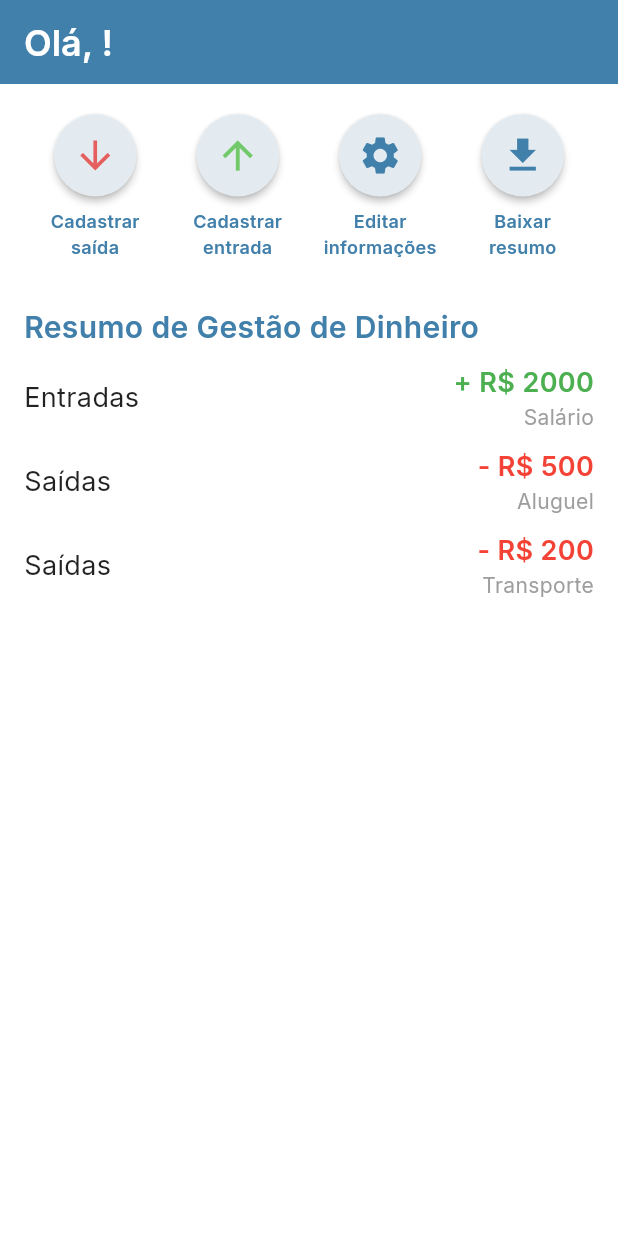
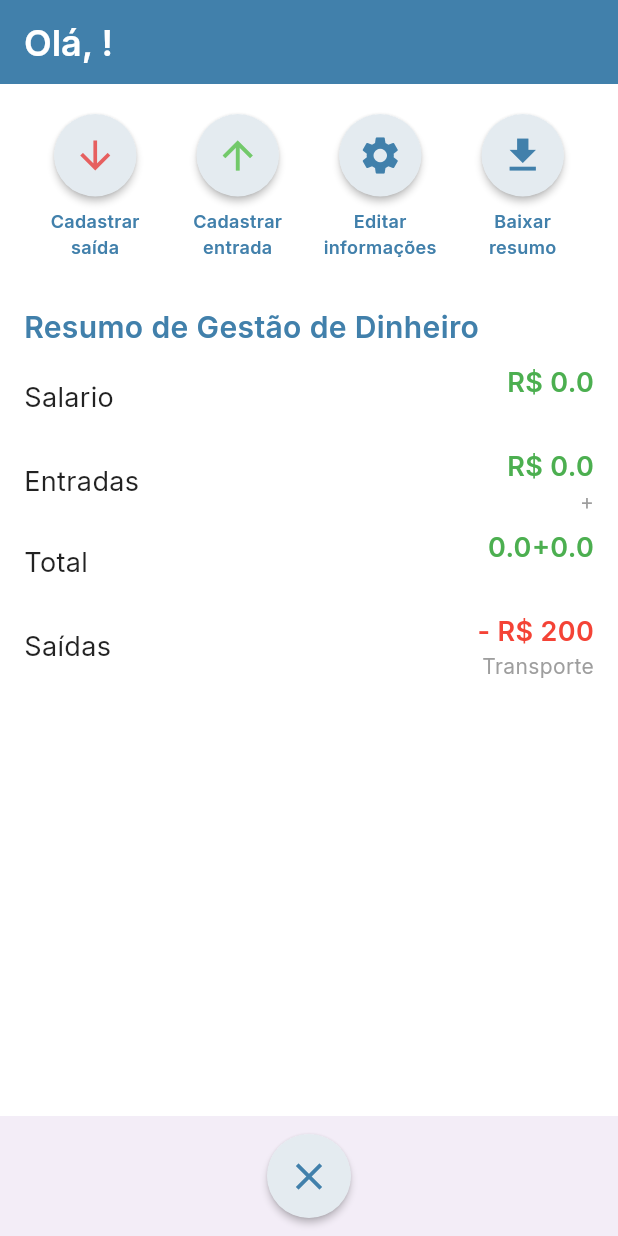
Before and after one commit to fxrnandes/app_cashflow, a Flutter app: the HomeScreen screen opened directly with empty values, on a phone screen of 412 x 824 dp. Run offline on Flutter 3.47's test engine with Material 3 defaults, Android fonts, the phone set to English and light mode, and no system bars; our stand-ins replace google_fonts, shared_preferences; accounts and stored records are empty.

Commit message:
changes in class system and entries

```diff
--- a/lib/screens/home_screen.dart
+++ b/lib/screens/home_screen.dart
@@ -17,20 +17,39 @@ Future<void> limparSharedPreferences() async {
   await prefs.clear(); // Limpa todos os dados do SharedPreferences
 }
 
+
+
 class _HomeScreenState extends State<HomeScreen> {
   String? userName;
-
+  double? salario;
+  double? totalEntries;
   @override
   void initState() {
     super.initState();
-    carregarNomeAsync();  // Carrega o nome salvo assim que a tela é iniciada
+    carregarNomeAsync();
+    carregarsalario();  // Carrega o nome salvo assim que a tela é iniciada
+    _loadTotalEntries();
   }
 
+  Future<void> carregarsalario() async {
+    final prefs = await SharedPreferences.getInstance();
+    double? salary = prefs.getDouble('salary');
+    setState(() {
+      salario = salary ?? 0;
+    });
+  }
   Future<void> carregarNomeAsync() async {
     final prefs = await SharedPreferences.getInstance();
     String? nomeSalvo = prefs.getString('userName');
     setState(() {
       userName = nomeSalvo ?? widget.userName;  // Se o nome salvo for nulo, use o nome passado como argumento
+    });
+  }
+
+  Future<void> _loadTotalEntries() async {
+    final prefs = await SharedPreferences.getInstance();
+    setState(() {
+      totalEntries = prefs.getDouble('totalEntries') ?? 0.0;
     });
   }
 
@@ -196,9 +215,11 @@ class _HomeScreenState extends State<HomeScreen> {
                     ),
                   ),
                   const SizedBox(height: 10),
-                  _buildMoneySummary('Entradas', '+ R\$ 2000', 'Salário'),
+                  _buildMoneySummary('Salario', 'R\$ $salario', ''),
                   const SizedBox(height: 10),
-                  _buildMoneySummary('Saídas', '- R\$ 500', 'Aluguel'),
+                  _buildMoneySummary('Entradas', 'R\$ $totalEntries', '+'),
+                  const SizedBox(height: 8,),
+                  _buildMoneySummary("Total", '$totalEntries+$salario', ''),
                   const SizedBox(height: 10),
                   _buildMoneySummary('Saídas', '- R\$ 200', 'Transporte'),
                 ],
@@ -207,6 +228,23 @@ class _HomeScreenState extends State<HomeScreen> {
           ],
         ),
       ),
+      bottomNavigationBar: BottomAppBar(child:                       RawMaterialButton(
+                        elevation: 2.0,
+                        fillColor: const Color(0xFFE4EBF0),
+                        padding: const EdgeInsets.all(12.5),
+                        shape: const CircleBorder(),
+                        child: const Icon(
+                          Icons.clear,
+                          size: 30.0,
+                          color: Color(0xFF4180AB),
+                        ),
+                        onPressed: () {
+                          limparSharedPreferences();
+
+                          Navigator.pushNamed(context, '/');
+                        },
+                      ),
+                    ),
     );
   }
 
```
Also changed, not shown: lib/screens/entry_screen.dart (+34 -6 lines).
